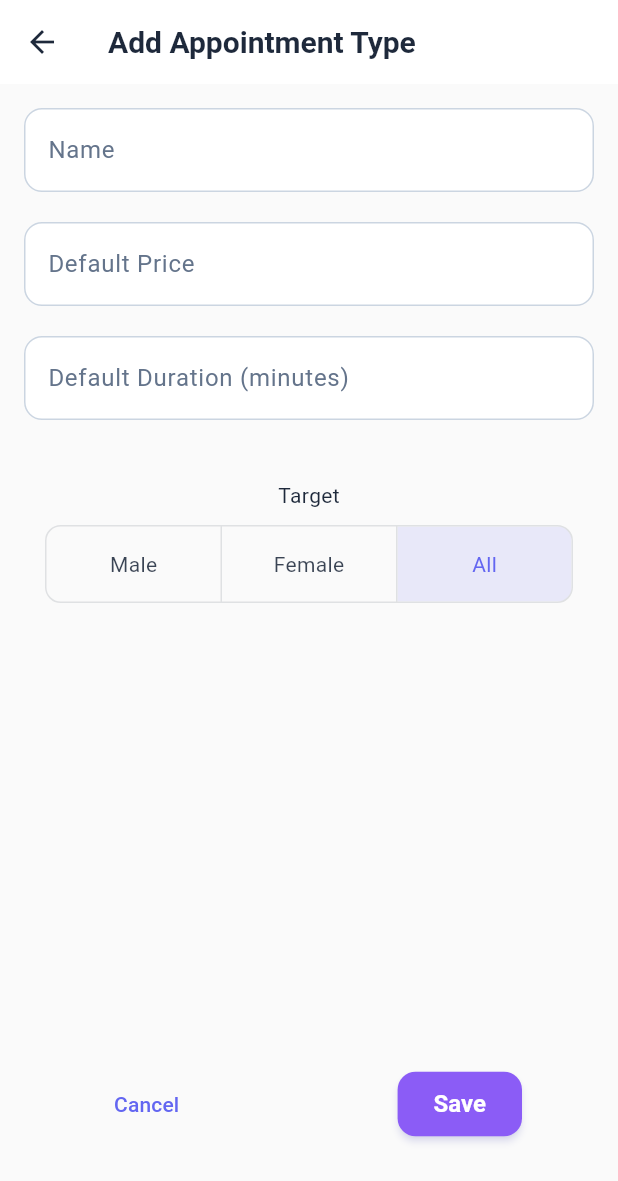
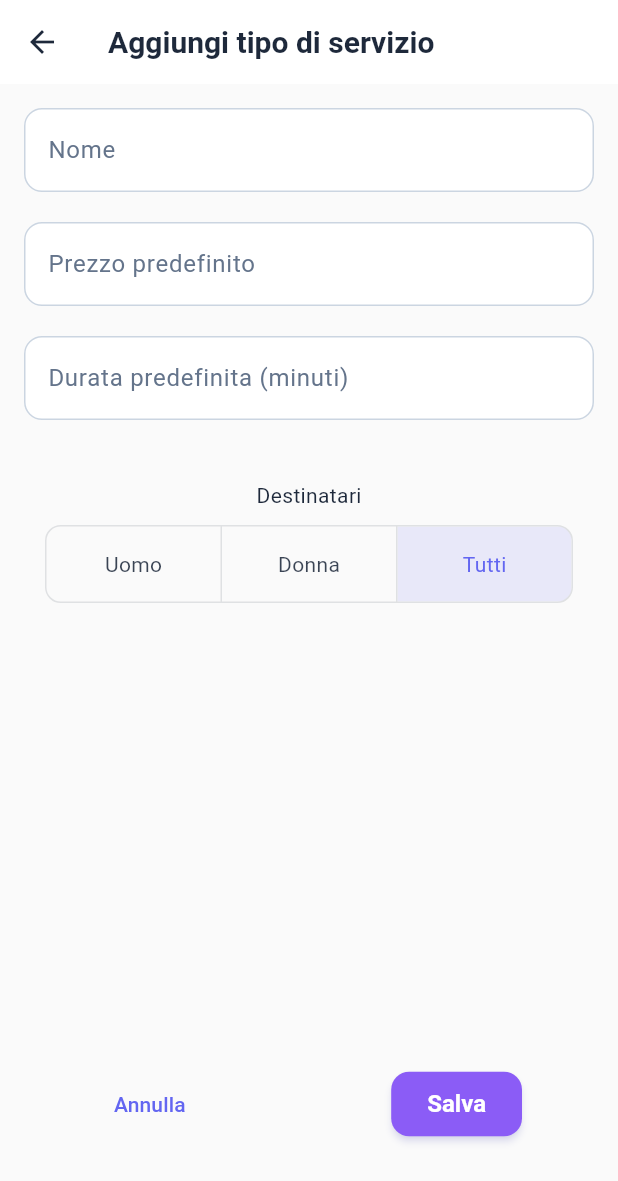
Before and after one commit to GiulioCallegarin/Barbero, a Flutter app: the AppointmentTypesPage screen opened directly, after a tap on the "add" icon, on a phone screen of 412 x 824 dp. Shown: the top 1181 px of the screen. Run offline on Flutter 3.47's test engine with Material 3 defaults, Android fonts, the phone set to English and light mode, and no system bars; our stand-ins replace dropdown_search, hive_ce_flutter, syncfusion_flutter_calendar, table_calendar, timezone; accounts and stored records are empty.

```diff
--- a/lib/models/appointment.dart
+++ b/lib/models/appointment.dart
@@ -31,6 +31,10 @@ class Appointment extends HiveObject {
   @HiveField(8)
   late AppointmentStatus status = AppointmentStatus.pending;
 
+  @HiveField(9)
+  /// Pause duration in minutes (tempo di posa). Can be 0..180.
+  late int pauseDurationMinutes = 0;
+
   Appointment({
     required this.id,
     required this.date,
@@ -41,6 +45,7 @@ class Appointment extends HiveObject {
     required this.duration,
     this.notes,
     this.status = AppointmentStatus.pending,
+    this.pauseDurationMinutes = 0,
   });
 
   static Future<int> getNextId() async {
--- a/lib/pages/appointment_types_page.dart
+++ b/lib/pages/appointment_types_page.dart
@@ -50,7 +50,7 @@ class _AppointmentTypesPageState extends State<AppointmentTypesPage> {
   @override
   Widget build(BuildContext context) {
     return Scaffold(
-      appBar: AppBar(title: const Text('Appointment Types')),
+      appBar: AppBar(title: const Text('Tipi di servizio')),
       body: AppointmentTypesList(
         appointmentTypeBox: appointmentTypeBox,
         showEditAppointmentTypePage: showEditAppointmentTypePage,
--- a/lib/pages/edit_appointment_type_page.dart
+++ b/lib/pages/edit_appointment_type_page.dart
@@ -39,9 +39,9 @@ class EditAppointmentTypePageState extends State<EditAppointmentTypePage> {
     if (_nameController.text.isEmpty ||
         _priceController.text.isEmpty ||
         _durationController.text.isEmpty) {
-      ScaffoldMessenger.of(
-        context,
-      ).showSnackBar(const SnackBar(content: Text('All fields are required!')));
+      ScaffoldMessenger.of(context).showSnackBar(
+        const SnackBar(content: Text('Tutti i campi sono obbligatori')),
+      );
       return;
     }
 
@@ -78,8 +78,8 @@ class EditAppointmentTypePageState extends State<EditAppointmentTypePage> {
       appBar: AppBar(
         title: Text(
           widget.appointmentType == null
-              ? 'Add Appointment Type'
-              : 'Edit Appointment Type',
+              ? 'Aggiungi tipo di servizio'
+              : 'Modifica tipo di servizio',
         ),
       ),
       body: Padding(
@@ -87,14 +87,14 @@ class EditAppointmentTypePageState extends State<EditAppointmentTypePage> {
         child: Column(
           spacing: 20,
           children: [
-            StyledTextField(label: 'Name', controller: _nameController),
+            StyledTextField(label: 'Nome', controller: _nameController),
             StyledTextField(
-              label: 'Default Price',
+              label: 'Prezzo predefinito',
               controller: _priceController,
               keyboardType: TextInputType.number,
             ),
             StyledTextField(
-              label: 'Default Duration (minutes)',
+              label: 'Durata predefinita (minuti)',
               controller: _durationController,
               keyboardType: TextInputType.number,
             ),
@@ -109,7 +109,7 @@ class EditAppointmentTypePageState extends State<EditAppointmentTypePage> {
           children: [
             TextButton(
               onPressed: () => Navigator.pop(context),
-              child: const Text('Cancel'),
+              child: const Text('Annulla'),
             ),
             ElevatedButton(
               onPressed: () {
@@ -119,7 +119,7 @@ class EditAppointmentTypePageState extends State<EditAppointmentTypePage> {
               style: ElevatedButton.styleFrom(
                 backgroundColor: Theme.of(context).colorScheme.tertiary,
               ),
-              child: const Text('Save'),
+              child: const Text('Salva'),
             ),
           ],
         ),
@@ -131,7 +131,7 @@ class EditAppointmentTypePageState extends State<EditAppointmentTypePage> {
     return Column(
       children: [
         const SizedBox(height: 20),
-        const Text('Target'),
+        const Text('Destinatari'),
         const SizedBox(height: 10),
         Center(
           child: ToggleButtons(
@@ -153,15 +153,15 @@ class EditAppointmentTypePageState extends State<EditAppointmentTypePage> {
             children: const [
               Padding(
                 padding: EdgeInsets.symmetric(horizontal: 10),
-                child: Text('Male'),
+                child: Text('Uomo'),
               ),
               Padding(
                 padding: EdgeInsets.symmetric(horizontal: 10),
-                child: Text('Female'),
+                child: Text('Donna'),
               ),
               Padding(
                 padding: EdgeInsets.symmetric(horizontal: 10),
-                child: Text('All'),
+                child: Text('Tutti'),
               ),
             ],
           ),
--- a/lib/pages/edit_client_page.dart
+++ b/lib/pages/edit_client_page.dart
@@ -65,7 +65,9 @@ class EditClientPageState extends State<EditClientPage> {
   Widget build(BuildContext context) {
     return Scaffold(
       appBar: AppBar(
-        title: Text(widget.client == null ? 'Add Client' : 'Edit Client'),
+        title: Text(
+          widget.client == null ? 'Aggiungi cliente' : 'Modifica cliente',
+        ),
       ),
       body: Padding(
         padding: const EdgeInsets.all(16.0),
@@ -81,7 +83,7 @@ class EditClientPageState extends State<EditClientPage> {
           children: [
             TextButton(
               onPressed: () => Navigator.pop(context),
-              child: const Text('Cancel'),
+              child: const Text('Annulla'),
             ),
             ElevatedButton(
               onPressed: () {
@@ -91,7 +93,7 @@ class EditClientPageState extends State<EditClientPage> {
               style: ElevatedButton.styleFrom(
                 backgroundColor: Theme.of(context).colorScheme.tertiary,
               ),
-              child: const Text('Save'),
+              child: const Text('Salva'),
             ),
           ],
         ),
@@ -103,14 +105,14 @@ class EditClientPageState extends State<EditClientPage> {
     return Column(
       spacing: 20,
       children: [
-        StyledTextField(label: 'First Name', controller: _firstNameController),
-        StyledTextField(label: 'Last Name', controller: _lastNameController),
+        StyledTextField(label: 'Nome', controller: _firstNameController),
+        StyledTextField(label: 'Cognome', controller: _lastNameController),
         StyledTextField(
-          label: 'Phone Number',
+          label: 'Telefono',
           controller: _phoneController,
           keyboardType: TextInputType.phone,
         ),
-        StyledTextField(label: 'Address', controller: _addressController),
+        StyledTextField(label: 'Indirizzo', controller: _addressController),
       ],
     );
   }
@@ -119,7 +121,7 @@ class EditClientPageState extends State<EditClientPage> {
     return Column(
       children: [
         const SizedBox(height: 20),
-        const Text('Gender'),
+        const Text('Genere'),
         const SizedBox(height: 10),
         Center(
           // Centering the ToggleButtons horizontally
@@ -144,7 +146,7 @@ class EditClientPageState extends State<EditClientPage> {
                 children: [
                   const Icon(Icons.man_outlined),
                   const SizedBox(width: 8.0),
-                  const Text('Male'),
+                  const Text('Uomo'),
                 ],
               ),
               Row(
@@ -152,7 +154,7 @@ class EditClientPageState extends State<EditClientPage> {
                 children: [
                   const Icon(Icons.woman_outlined),
                   const SizedBox(width: 8.0),
-                  const Text('Female'),
+                  const Text('Donna'),
                 ],
               ),
             ],
--- a/lib/pages/settings_page.dart
+++ b/lib/pages/settings_page.dart
@@ -16,11 +16,11 @@ class SettingsPage extends StatelessWidget {
   @override
   Widget build(BuildContext context) {
     return Scaffold(
-      appBar: AppBar(title: const Text('Settings')),
+      appBar: AppBar(title: const Text('Impostazioni')),
       body: ListView(
         children: [
           SwitchListTile(
-            title: const Text('Dark Mode'),
+            title: const Text('Tema scuro'),
             value: Provider.of<ThemeProvider>(context).isDarkMode,
             onChanged: (value) {
               Provider.of<ThemeProvider>(context, listen: false).toggleTheme();
@@ -28,7 +28,7 @@ class SettingsPage extends StatelessWidget {
           ),
           const Divider(),
           ListTile(
-            title: const Text('Manage Appointment Types'),
+            title: const Text('Gestisci tipi di servizio'),
             trailing: const Icon(Icons.arrow_forward_ios),
             onTap: () => showAppointmentTypesPage(context),
           ),
--- a/lib/widgets/appointment_types/appointment_types_list.dart
+++ b/lib/widgets/appointment_types/appointment_types_list.dart
@@ -20,7 +20,7 @@ class AppointmentTypesList extends StatelessWidget {
       valueListenable: appointmentTypeBox.listenable(),
       builder: (context, Box<AppointmentType> box, _) {
         if (box.isEmpty) {
-          return const Center(child: Text('No appointment types added yet'));
+          return const Center(child: Text('Nessun tipo di servizio aggiunto'));
         }
         return ListView.builder(
           itemCount: box.length,
@@ -32,7 +32,7 @@ class AppointmentTypesList extends StatelessWidget {
               child: ListTile(
                 title: Text(appointmentType.name),
                 subtitle: Text(
-                  'Price: €${appointmentType.defaultPrice}\nDuration: ${appointmentType.defaultDuration} mins',
+                  'Prezzo: €${appointmentType.defaultPrice}\nDurata: ${appointmentType.defaultDuration} min',
                 ),
                 leading: Icon(
                   appointmentType.target == 'all'
--- a/lib/widgets/appointments/appointments_recap.dart
+++ b/lib/widgets/appointments/appointments_recap.dart
@@ -31,7 +31,7 @@ class AppointmentsRecap extends StatelessWidget {
                     isDescending ? Icons.arrow_downward : Icons.arrow_upward,
                   ),
                   const SizedBox(width: 4),
-                  const Text('Sort by Date'),
+                  const Text('Ordina per data'),
                 ],
               ),
             ),
@@ -44,14 +44,14 @@ class AppointmentsRecap extends StatelessWidget {
                 padding: const EdgeInsets.all(8.0),
                 child: ListTile(
                   title: Text(
-                    DateFormat('hh:mm - dd/MM/yyyy').format(appointment.date),
+                    DateFormat('HH:mm - dd/MM/yyyy').format(appointment.date),
                   ),
-                  subtitle: Text('Type: ${appointment.appointmentType}'),
+                  subtitle: Text('Tipo: ${appointment.appointmentType}'),
                   trailing: Column(
                     mainAxisSize: MainAxisSize.min,
                     children: [
                       Text('€${appointment.price}'),
-                      Text('${appointment.duration} mins'),
+                      Text('${appointment.duration} min'),
                     ],
                   ),
                   shape: RoundedRectangleBorder(
@@ -70,7 +70,7 @@ class AppointmentsRecap extends StatelessWidget {
         SizedBox(height: 200),
         Center(
           child: Text(
-            'No appointments yet.',
+            'Nessun appuntamento al momento.',
             style: TextStyle(fontSize: 16, color: Colors.grey),
           ),
         ),
--- a/lib/widgets/clients/filtered_clients_list.dart
+++ b/lib/widgets/clients/filtered_clients_list.dart
@@ -24,7 +24,7 @@ class FilteredClientsList extends StatelessWidget {
       valueListenable: clientBox.listenable(),
       builder: (context, Box<Client> box, _) {
         if (box.isEmpty) {
-          return const Center(child: Text('No Clients'));
+          return const Center(child: Text('Nessun cliente'));
         }
 
         final filteredClients =
@@ -41,7 +41,7 @@ class FilteredClientsList extends StatelessWidget {
         });
 
         if (filteredClients.isEmpty) {
-          return const Center(child: Text('No matching clients'));
+          return const Center(child: Text('Nessun cliente corrispondente'));
         }
 
         return ListView.builder(
--- a/lib/widgets/delete_item_dialog.dart
+++ b/lib/widgets/delete_item_dialog.dart
@@ -15,7 +15,7 @@ Future<dynamic> deleteItemDialog(
           actions: [
             TextButton(
               onPressed: () => Navigator.pop(context),
-              child: const Text('Cancel'),
+              child: const Text('Annulla'),
             ),
             TextButton(
               onPressed: () {
@@ -23,7 +23,7 @@ Future<dynamic> deleteItemDialog(
                 Navigator.pop(context);
               },
               child: Text(
-                'Delete',
+                'Elimina',
                 style: TextStyle(color: Theme.of(context).colorScheme.error),
               ),
             ),
```
Also changed, not shown: lib/app_router.dart (+6 -3 lines), lib/models/appointment_type.dart (+7 -1 lines), lib/pages/appointments_page.dart (+66 -12 lines), lib/pages/clients_page.dart (+5 -4 lines), lib/pages/edit_appointment_page.dart (+85 -4 lines), lib/widgets/clients/client_stats.dart (+6 -6 lines), lib/models/appointment.g.dart.
